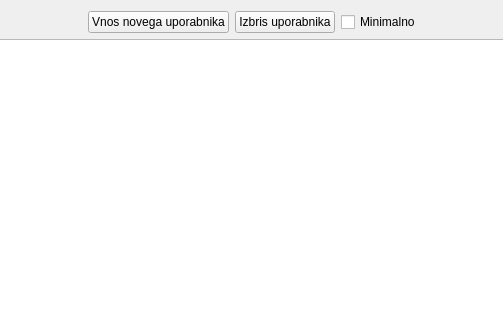
First picture: the form in wid_uporabnik.ui, repository bubi-luka/BubiRacun, before the edit; both pictures show x 175 to 678 and y 0 to 320 of the 859 by 634 pixel window.
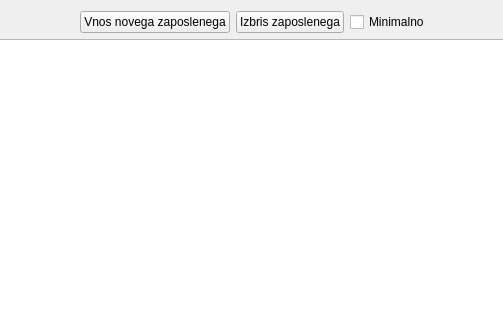
Second picture: the form after the edit.

Commit message:
Uporabnik preimenovan v zaposlenega
Uporabnik je bilo mišljeno uporabnik programa. Za potrebe podjetja je
bolj smiselno uporabiti naziv zaposleni. Trenutno je poimenovanje še malce
nerodno, saj bi bilo smiselno uporabiti tudi naziv uslužbenec.
TODO: določiti, kje se bo uporabil naziv uslužbenec.

The edit to the form file:
```diff
--- a/wid_uporabnik.ui
+++ b/wid_uporabnik.ui
@@ -35,14 +35,14 @@
      <item>
       <widget class="QPushButton" name="btn_nov">
        <property name="text">
-        <string>Vnos novega uporabnika</string>
+        <string>Vnos novega zaposlenega</string>
        </property>
       </widget>
      </item>
      <item>
       <widget class="QPushButton" name="btn_brisi">
        <property name="text">
-        <string>Izbris uporabnika</string>
+        <string>Izbris zaposlenega</string>
        </property>
       </widget>
      </item>
```
The commit also changes 6 other files.
